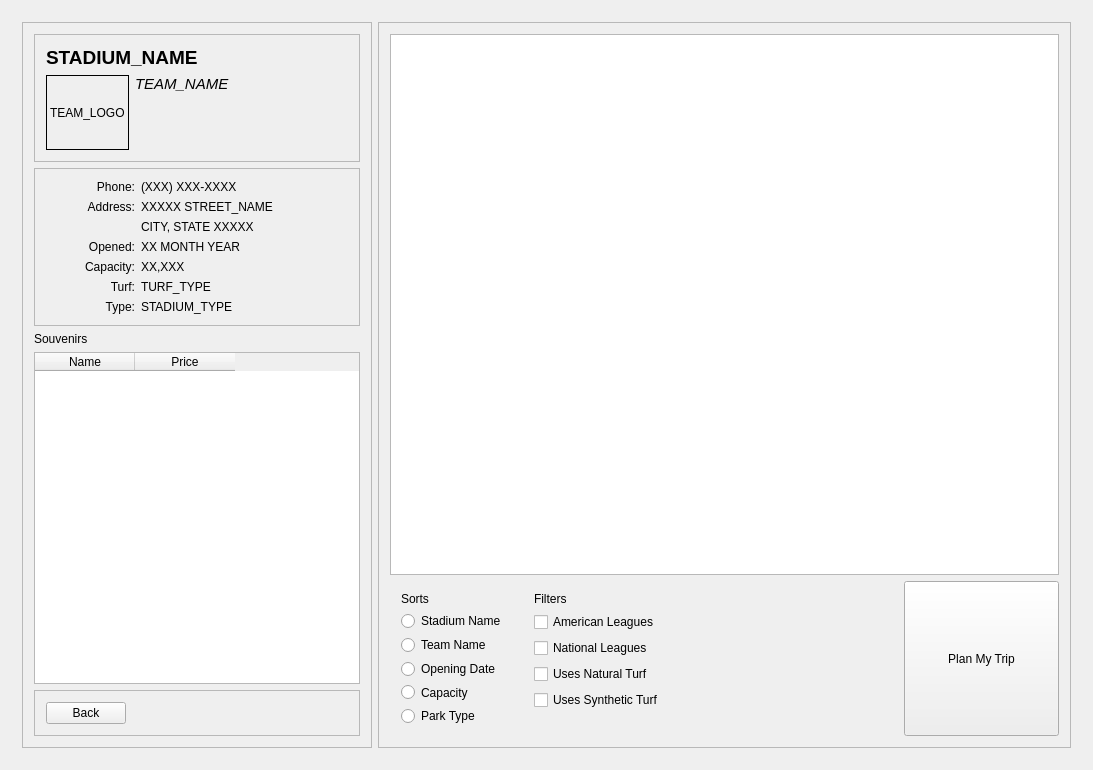
The window that Baseball-Itinerary-Program/primewin.ui (xavierliancw/Based-Itinerary) describes before a commit, drawn with Qt 5.
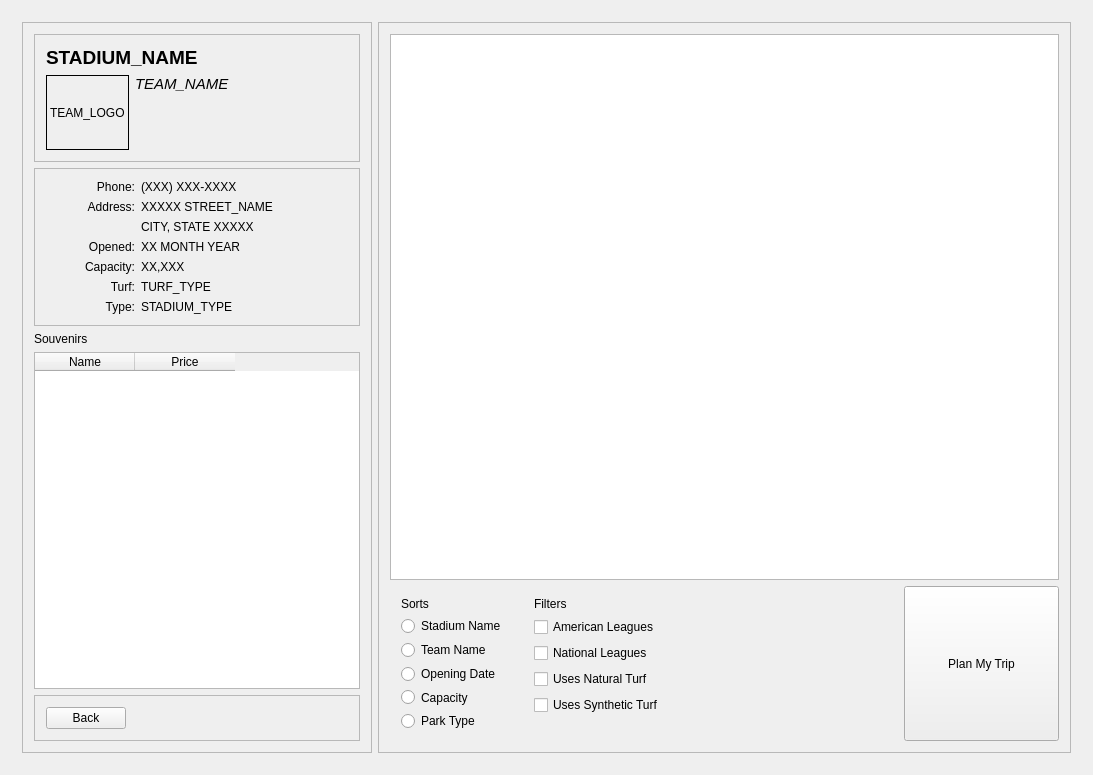
The same window after the commit. The open tabs and pages were chosen to show the change.

Patch:
```diff
--- a/Baseball-Itinerary-Program/primewin.ui
+++ b/Baseball-Itinerary-Program/primewin.ui
@@ -7,7 +7,7 @@
     <x>0</x>
     <y>0</y>
     <width>1093</width>
-    <height>765</height>
+    <height>775</height>
    </rect>
   </property>
   <property name="windowTitle">
```
Left out of the diff: 2 changed lines with no effect on the pictures.
